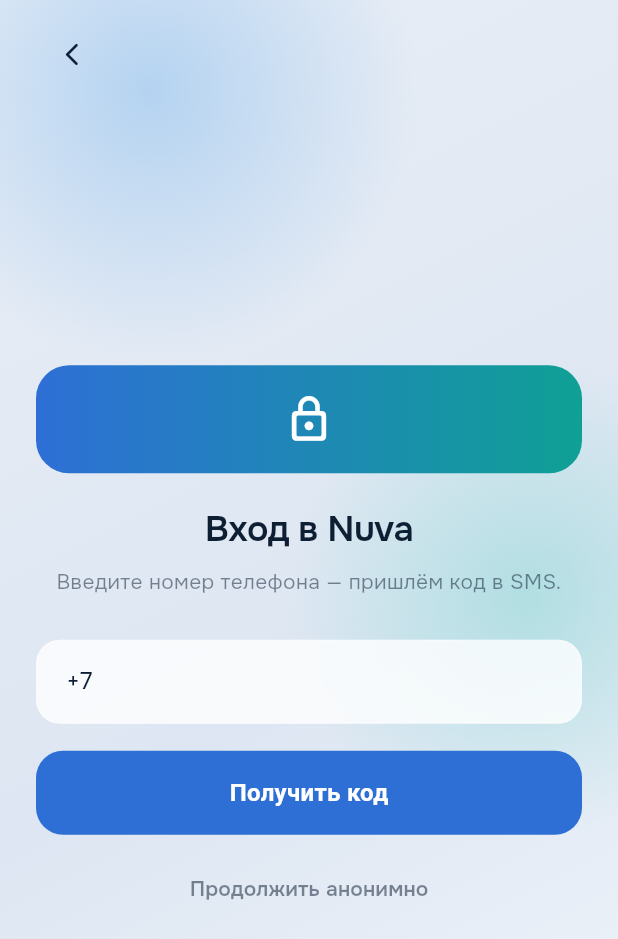
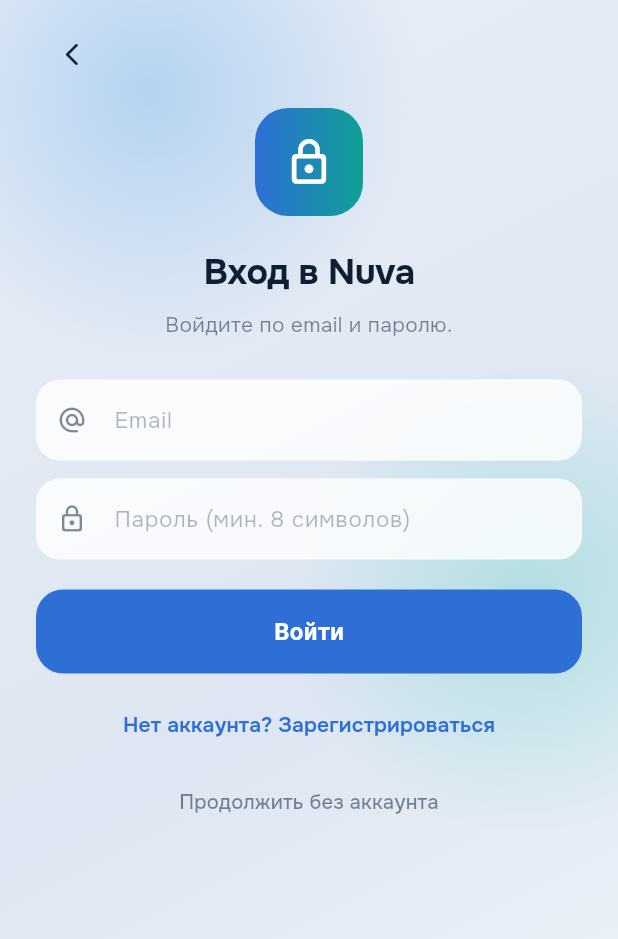
Before and after one commit to Zhar04/nuva, a Flutter app: the AuthScreen screen opened by its route, on a phone screen of 412 x 824 dp. Shown: the top 939 px of the screen. Run offline on Flutter 3.47's test engine with Material 3 defaults, Android fonts, the phone set to English and light mode, and no system bars; our stand-ins replace flutter_dotenv, flutter_riverpod, go_router, google_fonts, shared_preferences, supabase_flutter; accounts and stored records are empty; network calls fail.

Commit message:
feat(app): Sprint 1 app-side — wire Flutter auth to Django backend (JWT)
- ApiClient (lib/services/api_client.dart) → backend /api/v1, ApiException w/ DRF messages
- BackendAuth (lib/services/backend_auth.dart): register/login/me/refresh, JWT in shared_preferences, session restore, Riverpod providers
- auth_screen.dart reworked: email+password login/register (toggle) → backend; 'continue without account'
- profile sign-out clears backend tokens
- API_BASE_URL added to .env(.example); app on :8088 calls backend on :8000 (CORS open in DEBUG)
- analyze: 0 errors; app serves 200, API_BASE_URL bundled

Co-Authored-By: Claude Opus 4.8 <noreply@anthropic.com>

```diff
--- a/nuva_app/lib/screens/auth_screen.dart
+++ b/nuva_app/lib/screens/auth_screen.dart
@@ -1,16 +1,14 @@
 import 'package:flutter/material.dart';
-import 'package:flutter/services.dart';
 import 'package:flutter_riverpod/flutter_riverpod.dart';
 import 'package:go_router/go_router.dart';
 
-import '../l10n/strings.dart';
-import '../services/data.dart';
+import '../services/api_client.dart';
+import '../services/backend_auth.dart';
 import '../theme/theme.dart';
 import '../widgets/glass.dart';
 
-/// Phone-OTP sign-in with an "enter anonymously" shortcut. Non-blocking: the
-/// app is usable without it; this just attaches a real Supabase identity so
-/// RLS-protected writes (posts, bookings, mood) work.
+/// Email + password sign-in / registration against the Nuva backend (JWT).
+/// Non-blocking: "Продолжить без аккаунта" keeps the app usable.
 class AuthScreen extends ConsumerStatefulWidget {
   const AuthScreen({super.key});
 
@@ -19,15 +17,17 @@ class AuthScreen extends ConsumerStatefulWidget {
 }
 
 class _AuthScreenState extends ConsumerState<AuthScreen> {
-  final _phone = TextEditingController(text: '+7');
-  final _code = TextEditingController();
-  bool _codeSent = false;
+  final _email = TextEditingController();
+  final _password = TextEditingController();
+  final _name = TextEditingController();
+  bool _register = false;
   bool _busy = false;
 
   @override
   void dispose() {
-    _phone.dispose();
-    _code.dispose();
+    _email.dispose();
+    _password.dispose();
+    _name.dispose();
     super.dispose();
   }
 
@@ -40,52 +40,29 @@ class _AuthScreenState extends ConsumerState<AuthScreen> {
     ));
   }
 
-  Future<void> _sendCode() async {
-    final s = S.of(ref);
+  Future<void> _submit() async {
+    final email = _email.text.trim();
+    final password = _password.text;
+    if (email.isEmpty || password.isEmpty) {
+      _snack('Введите email и пароль', error: true);
+      return;
+    }
     setState(() => _busy = true);
+    final auth = ref.read(backendAuthProvider.notifier);
     try {
-      await ref.read(authServiceProvider).sendOtp(_phone.text.trim());
-      if (!mounted) return;
-      setState(() => _codeSent = true);
-      _snack(s.otpSent);
+      if (_register) {
+        await auth.register(
+            email: email, password: password, name: _name.text.trim());
+        _snack('Аккаунт создан');
+      } else {
+        await auth.login(email: email, password: password);
+        _snack('С возвращением!');
+      }
+      if (mounted) context.go('/home');
+    } on ApiException catch (e) {
+      _snack(e.message, error: true);
     } catch (_) {
-      _snack(s.authError, error: true);
-    } finally {
-      if (mounted) setState(() => _busy = false);
-    }
-  }
-
-  Future<void> _verify() async {
-    final s = S.of(ref);
-    setState(() => _busy = true);
-    try {
-      final ok = await ref.read(authServiceProvider).verifyOtp(
-            phoneE164: _phone.text.trim(),
-            code: _code.text.trim(),
-          );
-      if (!mounted) return;
-      if (ok) {
-        context.go('/home');
-      } else {
-        _snack(s.authError, error: true);
-      }
-    } catch (_) {
-      _snack(s.authError, error: true);
-    } finally {
-      if (mounted) setState(() => _busy = false);
-    }
-  }
-
-  Future<void> _anon() async {
-    final s = S.of(ref);
-    setState(() => _busy = true);
-    try {
-      await ref.read(authServiceProvider).signInAnonymously();
-      if (!mounted) return;
-      _snack(s.signedInAnon);
-      context.go('/home');
-    } catch (_) {
-      _snack(s.authError, error: true);
+      _snack('Нет связи с сервером. Бэкенд запущен?', error: true);
     } finally {
       if (mounted) setState(() => _busy = false);
     }
@@ -93,12 +70,12 @@ class _AuthScreenState extends ConsumerState<AuthScreen> {
 
   @override
   Widget build(BuildContext context) {
-    final s = S.of(ref);
     final t = context.nuva;
 
-    InputDecoration deco(String hint) => InputDecoration(
+    InputDecoration deco(String hint, IconData icon) => InputDecoration(
           hintText: hint,
           hintStyle: TextStyle(color: t.textTer),
+          prefixIcon: Icon(icon, color: t.textSec, size: 20),
           filled: true,
           fillColor: t.glassBgUp,
           contentPadding:
@@ -116,7 +93,7 @@ class _AuthScreenState extends ConsumerState<AuthScreen> {
     return Scaffold(
       body: GlassBackdrop(
         child: SafeArea(
-          child: Padding(
+          child: SingleChildScrollView(
             padding: const EdgeInsets.fromLTRB(24, 12, 24, 24),
             child: Column(
               crossAxisAlignment: CrossAxisAlignment.stretch,
@@ -124,15 +101,15 @@ class _AuthScreenState extends ConsumerState<AuthScreen> {
                 Align(
                   alignment: Alignment.centerLeft,
                   child: IconButton(
-                    onPressed: () => context.canPop()
-                        ? context.pop()
-                        : context.go('/home'),
+                    onPressed: () =>
+                        context.canPop() ? context.pop() : context.go('/home'),
                     icon: Icon(Icons.arrow_back_ios_new_rounded,
                         color: t.text, size: 18),
                   ),
                 ),
-                const Spacer(),
-                Container(
+                const SizedBox(height: 12),
+                Center(
+                  child: Container(
                     width: 72,
                     height: 72,
                     decoration: BoxDecoration(
@@ -142,63 +119,79 @@ class _AuthScreenState extends ConsumerState<AuthScreen> {
                     child: const Icon(Icons.lock_outline_rounded,
                         color: Colors.white, size: 34),
                   ),
+                ),
                 const SizedBox(height: 20),
-                Text(s.signInTitle,
+                Text(_register ? 'Создать аккаунт' : 'Вход в Nuva',
                     textAlign: TextAlign.center,
                     style: TextStyle(
                       color: t.text,
                       fontSize: 24,
-                      fontWeight: FontWeight.w600,
+                      fontWeight: FontWeight.w700,
                       letterSpacing: -0.4,
                     )),
                 const SizedBox(height: 8),
-                Text(s.signInSub,
+                Text(
+                  _register
+                      ? 'Email и пароль — этого достаточно для начала.'
+                      : 'Войдите по email и паролю.',
                   textAlign: TextAlign.center,
-                    style: TextStyle(color: t.textSec, fontSize: 14, height: 1.5)),
-                const SizedBox(height: 28),
+                  style: TextStyle(color: t.textSec, fontSize: 14, height: 1.5),
+                ),
+                const SizedBox(height: 26),
+                if (_register) ...[
                   TextField(
-                  controller: _phone,
-                  keyboardType: TextInputType.phone,
-                  style: TextStyle(color: t.text, fontSize: 16),
-                  inputFormatters: [
-                    FilteringTextInputFormatter.allow(RegExp(r'[0-9+]')),
-                    LengthLimitingTextInputFormatter(15),
+                    controller: _name,
+                    textCapitalization: TextCapitalization.words,
+                    style: TextStyle(color: t.text, fontSize: 15),
+                    decoration: deco('Имя или псевдоним', Icons.person_outline),
+                  ),
+                  const SizedBox(height: 12),
                 ],
-                  decoration: deco(s.phoneNumber),
+                TextField(
+                  controller: _email,
+                  keyboardType: TextInputType.emailAddress,
+                  autocorrect: false,
+                  style: TextStyle(color: t.text, fontSize: 15),
+                  decoration: deco('Email', Icons.alternate_email_rounded),
                 ),
-                if (_codeSent) ...[
                 const SizedBox(height: 12),
                 TextField(
-                    controller: _code,
-                    keyboardType: TextInputType.number,
-                    style: TextStyle(color: t.text, fontSize: 16, letterSpacing: 4),
-                    textAlign: TextAlign.center,
-                    inputFormatters: [
-                      FilteringTextInputFormatter.digitsOnly,
-                      LengthLimitingTextInputFormatter(6),
-                    ],
-                    decoration: deco(s.smsCode),
+                  controller: _password,
+                  obscureText: true,
+                  style: TextStyle(color: t.text, fontSize: 15),
+                  onSubmitted: (_) => _busy ? null : _submit(),
+                  decoration: deco('Пароль (мин. 8 символов)',
+                      Icons.lock_outline_rounded),
                 ),
-                ],
-                const SizedBox(height: 18),
+                const SizedBox(height: 20),
                 PrimaryButton(
-                  label: _codeSent ? s.verifyCode : s.sendCode,
-                  onPressed: _busy ? null : (_codeSent ? _verify : _sendCode),
+                  label: _register ? 'Зарегистрироваться' : 'Войти',
+                  onPressed: _busy ? null : _submit,
                 ),
-                const SizedBox(height: 12),
+                const SizedBox(height: 10),
                 TextButton(
-                  onPressed: _busy ? null : _anon,
-                  child: Text(s.continueAnon,
+                  onPressed: _busy
+                      ? null
+                      : () => setState(() => _register = !_register),
+                  child: Text(
+                    _register
+                        ? 'Уже есть аккаунт? Войти'
+                        : 'Нет аккаунта? Зарегистрироваться',
                     style: TextStyle(
-                        color: t.textSec,
+                        color: t.blue,
                         fontSize: 14,
-                        fontWeight: FontWeight.w600,
-                      )),
+                        fontWeight: FontWeight.w600),
                   ),
-                const Spacer(),
+                ),
+                const SizedBox(height: 4),
+                TextButton(
+                  onPressed: _busy ? null : () => context.go('/home'),
+                  child: Text('Продолжить без аккаунта',
+                      style: TextStyle(color: t.textSec, fontSize: 13.5)),
+                ),
                 if (_busy)
                   const Padding(
-                    padding: EdgeInsets.only(bottom: 8),
+                    padding: EdgeInsets.only(top: 12),
                     child: Center(
                       child: SizedBox(
                         width: 22,
--- a/nuva_app/lib/screens/profile_screen.dart
+++ b/nuva_app/lib/screens/profile_screen.dart
@@ -7,6 +7,7 @@ import '../l10n/strings.dart';
 import '../models/chat.dart';
 import '../models/specialist.dart';
 import '../models/user_profile.dart';
+import '../services/backend_auth.dart';
 import '../services/data.dart';
 import '../theme/theme.dart';
 import '../widgets/avatar.dart';
@@ -113,6 +114,7 @@ class ProfileScreen extends ConsumerWidget {
               Center(
                 child: TextButton(
                   onPressed: () async {
+                    await ref.read(backendAuthProvider.notifier).logout();
                     await ref.read(authServiceProvider).signOut();
                     if (context.mounted) context.go('/auth');
                   },
```
Also changed, not shown: nuva_app/lib/services/api_client.dart (added, +69 -0 lines), nuva_app/lib/services/backend_auth.dart (added, +144 -0 lines), 1 other file. Lines whose indentation alone changed are shown as unchanged.
